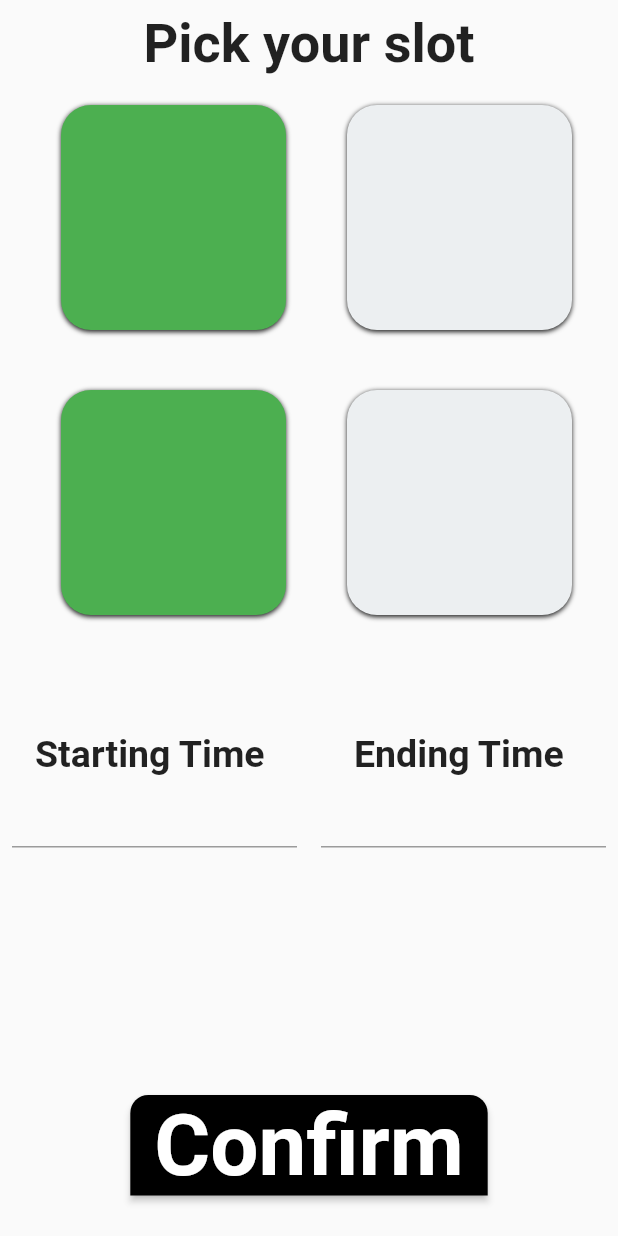
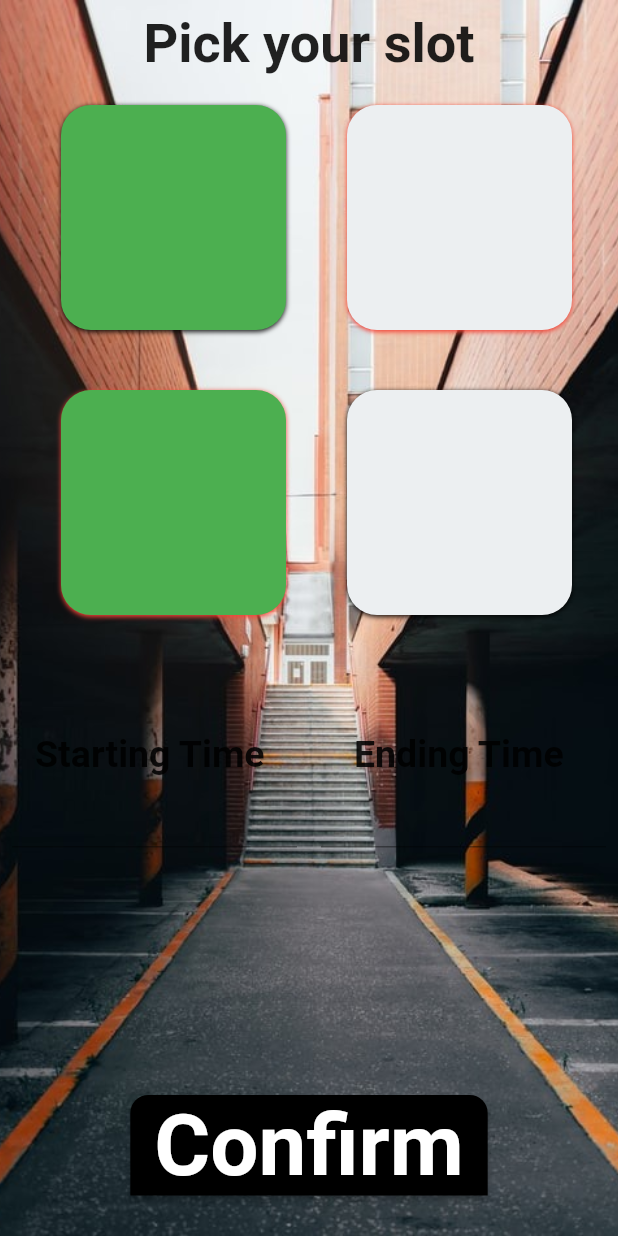
Before and after one commit to SarthakVaswani/hackcbs, a Flutter app: the SlotPicker screen opened by its route, on a phone screen of 412 x 824 dp. Run offline on Flutter 3.47's test engine with Material 2 defaults, Android fonts, the phone set to English and light mode, and no system bars; drawn by our look-alikes of datetime_picker_formfield; our stand-ins replace flutter_icons, google_fonts.

Commit message:
improved UI

```diff
--- a/lib/screens/firstpage.dart
+++ b/lib/screens/firstpage.dart
@@ -23,7 +23,15 @@ class _SlotPickerState extends State<SlotPicker> {
   Widget build(BuildContext context) {
     return SafeArea(
       child: Scaffold(
-        body: Column(
+        body: Container(
+          decoration: BoxDecoration(
+            image: DecorationImage(
+                image: AssetImage(
+                  'assets/images/ok.jpg',
+                ),
+                fit: BoxFit.cover),
+          ),
+          child: Column(
             children: [
               Padding(
                 padding: const EdgeInsets.only(top: 8.0),
@@ -36,8 +44,8 @@ class _SlotPickerState extends State<SlotPicker> {
                 mainAxisAlignment: MainAxisAlignment.spaceEvenly,
                 children: [
                   Padding(
-                  padding:
-                      const EdgeInsets.symmetric(vertical: 20, horizontal: 10),
+                    padding: const EdgeInsets.symmetric(
+                        vertical: 20, horizontal: 10),
                     child: Container(
                       decoration: BoxDecoration(
                           boxShadow: [
@@ -64,7 +72,7 @@ class _SlotPickerState extends State<SlotPicker> {
                         boxShadow: [
                           BoxShadow(
                             blurRadius: 2,
-                          color: Colors.black87,
+                            color: Colors.red,
                             offset: Offset(0, 1),
                           ),
                         ],
@@ -82,14 +90,14 @@ class _SlotPickerState extends State<SlotPicker> {
                 mainAxisAlignment: MainAxisAlignment.spaceEvenly,
                 children: [
                   Padding(
-                  padding:
-                      const EdgeInsets.symmetric(vertical: 20, horizontal: 10),
+                    padding: const EdgeInsets.symmetric(
+                        vertical: 20, horizontal: 10),
                     child: Container(
                       decoration: BoxDecoration(
                           boxShadow: [
                             BoxShadow(
                               blurRadius: 2,
-                            color: Colors.black87,
+                              color: Colors.red,
                               offset: Offset(0, 1),
                             ),
                           ],
@@ -159,6 +167,7 @@ class _SlotPickerState extends State<SlotPicker> {
             ],
           ),
         ),
+      ),
     );
   }
 }
--- a/pubspec.yaml
+++ b/pubspec.yaml
@@ -50,6 +50,8 @@ flutter:
       - assets/images/ONE.jpg
       - assets/images/second.jpg
       - assets/images/third.jpg
+      - assets/images/ok.jpg
+
   #   - images/a_dot_ham.jpeg
   # An image asset can refer to one or more resolution-specific "variants", see
   # https://flutter.dev/assets-and-images/#resolution-aware.
```
Also changed, not shown: assets/images/ok.jpg (added). Lines whose indentation alone changed are shown as unchanged.
